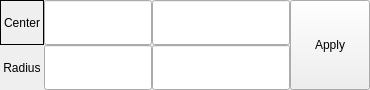
Above: ellipseinfo.ui from giahuyng98/computer-graphics before the change. Below: the same form after it.
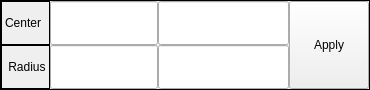
That is the form after the change.

```diff
--- a/ellipseinfo.ui
+++ b/ellipseinfo.ui
@@ -19,6 +19,9 @@
   <property name="windowTitle">
    <string>Frame</string>
   </property>
+  <property name="frameShape">
+   <enum>QFrame::Box</enum>
+  </property>
   <layout class="QHBoxLayout" name="horizontalLayout">
    <property name="spacing">
     <number>0</number>
@@ -37,6 +40,9 @@
    </property>
    <item>
     <layout class="QGridLayout" name="gridLayout">
+     <property name="spacing">
+      <number>0</number>
+     </property>
      <item row="0" column="0">
       <widget class="QLabel" name="label">
        <property name="sizePolicy">
@@ -75,6 +81,9 @@
      </item>
      <item row="1" column="0">
       <widget class="QLabel" name="label_2">
+       <property name="frameShape">
+        <enum>QFrame::Box</enum>
+       </property>
        <property name="text">
         <string> Radius</string>
        </property>
```
